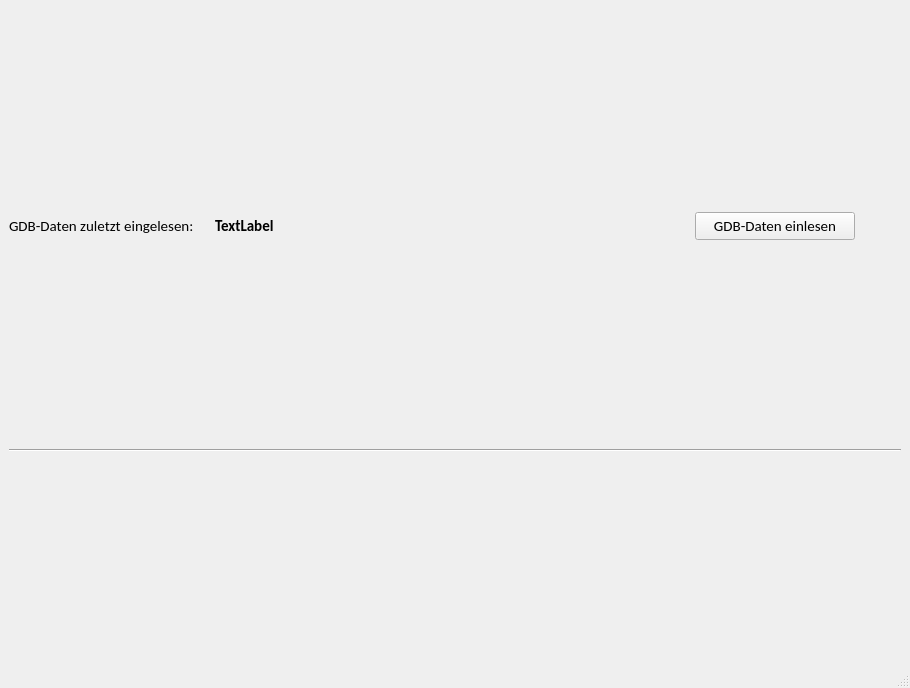
Above: core/scopes/gst/gst_zuordnung.ui from gidhoog/AlmGIS before the change. Below: the same form after it.
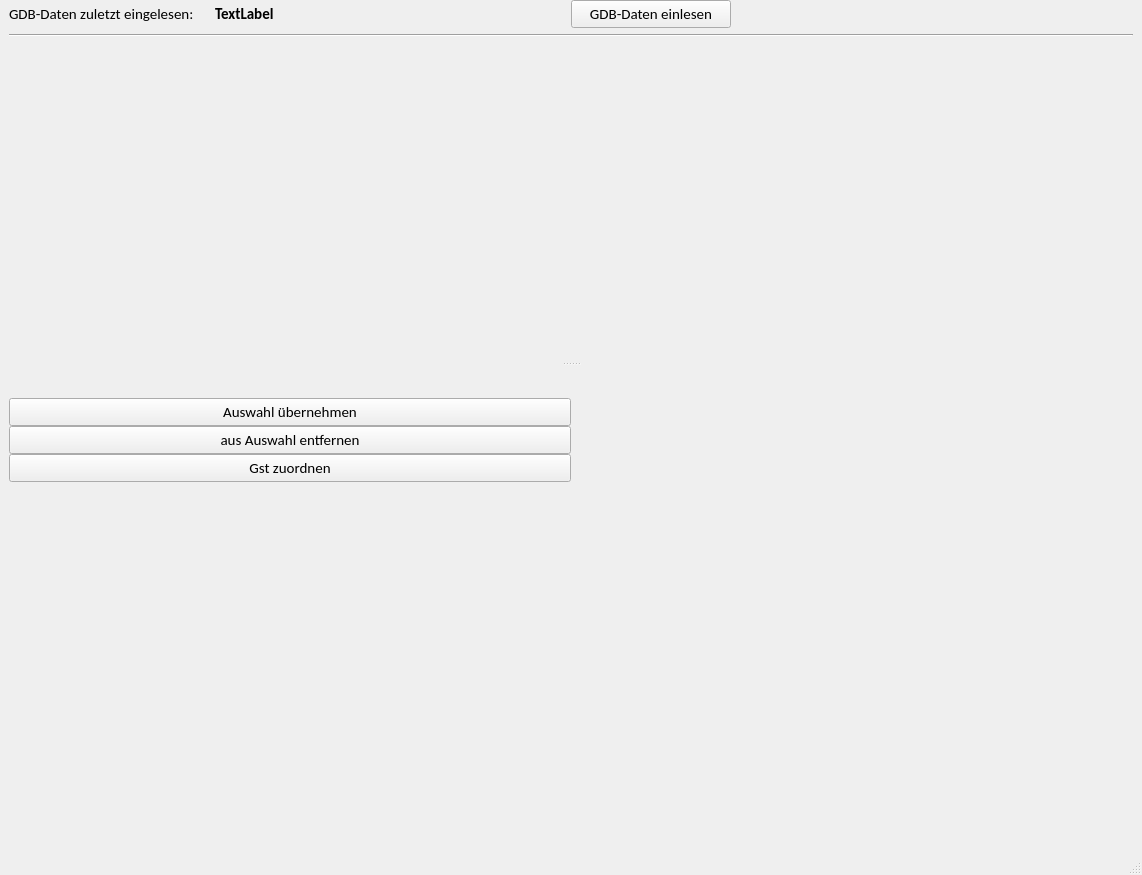
That is the form after the change. Icons and pictures are not drawn. Custom widgets are drawn as their Qt base class.

What changed in the file:
```diff
--- a/core/scopes/gst/gst_zuordnung.ui
+++ b/core/scopes/gst/gst_zuordnung.ui
@@ -6,71 +6,54 @@
    <rect>
     <x>0</x>
     <y>0</y>
-    <width>910</width>
-    <height>688</height>
+    <width>1142</width>
+    <height>875</height>
    </rect>
   </property>
   <property name="windowTitle">
    <string>MainWindow</string>
   </property>
   <widget class="QWidget" name="centralwidget">
-   <layout class="QVBoxLayout" name="uiCentralLayout">
-    <item>
-     <layout class="QHBoxLayout" name="uiHeaderHlay">
-      <item>
-       <widget class="QLabel" name="label">
-        <property name="maximumSize">
-         <size>
-          <width>200</width>
-          <height>16777215</height>
-         </size>
-        </property>
-        <property name="font">
-         <font>
-          <family>Calibri</family>
-          <pointsize>11</pointsize>
-         </font>
-        </property>
-        <property name="text">
-         <string>GDB-Daten zuletzt eingelesen:</string>
-        </property>
-       </widget>
+   <layout class="QVBoxLayout" name="verticalLayout_3">
+    <property name="topMargin">
+     <number>0</number>
+    </property>
+    <property name="bottomMargin">
+     <number>0</number>
+    </property>
+    <item>
+     <layout class="QHBoxLayout" name="uiHeaderHlay"/>
       </item>
       <item>
-       <widget class="QLabel" name="uiGdbDataTimeLbl">
-        <property name="font">
-         <font>
-          <family>Calibri</family>
-          <pointsize>11</pointsize>
-          <weight>75</weight>
-          <bold>true</bold>
-         </font>
-        </property>
-        <property name="text">
-         <string>TextLabel</string>
-        </property>
-       </widget>
-      </item>
-      <item>
-       <widget class="QPushButton" name="uiLoadGdbPbtn">
-        <property name="maximumSize">
-         <size>
-          <width>160</width>
-          <height>16777215</height>
-         </size>
-        </property>
-        <property name="font">
-         <font>
-          <family>Calibri</family>
-          <pointsize>11</pointsize>
-         </font>
-        </property>
-        <property name="text">
-         <string>GDB-Daten einlesen</string>
-        </property>
-       </widget>
-      </item>
-      <item>
+     <widget class="QSplitter" name="uiTableSplitter">
+      <property name="sizePolicy">
+       <sizepolicy hsizetype="Preferred" vsizetype="Expanding">
+        <horstretch>0</horstretch>
+        <verstretch>0</verstretch>
+       </sizepolicy>
+      </property>
+      <property name="midLineWidth">
+       <number>3</number>
+      </property>
+      <property name="orientation">
+       <enum>Qt::Vertical</enum>
+      </property>
+      <property name="opaqueResize">
+       <bool>true</bool>
+      </property>
+      <property name="childrenCollapsible">
+       <bool>false</bool>
+      </property>
+      <widget class="QWidget" name="gridLayoutWidget_3">
+       <layout class="QGridLayout" name="gridLayout_3">
+        <item row="2" column="0" colspan="4">
+         <layout class="QVBoxLayout" name="uiGstTableVLay">
+          <property name="topMargin">
+           <number>73</number>
+          </property>
+         </layout>
+        </item>
+        <item row="0" column="3">
        <widget class="QPushButton" name="uiOpenImpPathPbtn">
         <property name="sizePolicy">
          <sizepolicy hsizetype="Fixed" vsizetype="Fixed">
@@ -96,15 +79,201 @@
         </property>
        </widget>
       </item>
-     </layout>
-    </item>
+        <item row="0" column="2">
+         <widget class="QPushButton" name="uiLoadGdbPbtn">
+          <property name="maximumSize">
+           <size>
+            <width>160</width>
+            <height>16777215</height>
+           </size>
+          </property>
+          <property name="font">
+           <font>
+            <family>Calibri</family>
+            <pointsize>11</pointsize>
+           </font>
+          </property>
+          <property name="text">
+           <string>GDB-Daten einlesen</string>
+          </property>
+         </widget>
+        </item>
+        <item row="2" column="4">
+         <layout class="QVBoxLayout" name="verticalLayout_2">
     <item>
+           <widget class="InfoButton" name="uiInfoBtnGstTable" native="true"/>
+          </item>
+         </layout>
+        </item>
+        <item row="0" column="0">
+         <widget class="QLabel" name="label">
+          <property name="maximumSize">
+           <size>
+            <width>200</width>
+            <height>16777215</height>
+           </size>
+          </property>
+          <property name="font">
+           <font>
+            <family>Calibri</family>
+            <pointsize>11</pointsize>
+           </font>
+          </property>
+          <property name="text">
+           <string>GDB-Daten zuletzt eingelesen:</string>
+          </property>
+         </widget>
+        </item>
+        <item row="1" column="0" colspan="5">
      <widget class="Line" name="line">
       <property name="orientation">
        <enum>Qt::Horizontal</enum>
       </property>
      </widget>
     </item>
+        <item row="0" column="4">
+         <widget class="InfoButton" name="uiInfoBtnImport" native="true"/>
+        </item>
+        <item row="0" column="1">
+         <widget class="QLabel" name="uiGdbDataTimeLbl">
+          <property name="font">
+           <font>
+            <family>Calibri</family>
+            <pointsize>11</pointsize>
+            <weight>75</weight>
+            <bold>true</bold>
+           </font>
+          </property>
+          <property name="text">
+           <string>TextLabel</string>
+          </property>
+         </widget>
+        </item>
+       </layout>
+      </widget>
+      <widget class="QWidget" name="gridLayoutWidget_4">
+       <layout class="QGridLayout" name="gridLayout_4">
+        <property name="spacing">
+         <number>0</number>
+        </property>
+        <item row="2" column="1">
+         <widget class="QPushButton" name="uiRemoveGstPbtn">
+          <property name="font">
+           <font>
+            <family>Calibri</family>
+            <pointsize>11</pointsize>
+           </font>
+          </property>
+          <property name="text">
+           <string>aus Auswahl entfernen</string>
+          </property>
+          <property name="icon">
+           <iconset resource="../../../resources.qrc">
+            <normaloff>:/svg/resources/icons/white_cross_in_red_circle.svg</normaloff>:/svg/resources/icons/white_cross_in_red_circle.svg</iconset>
+          </property>
+          <property name="iconSize">
+           <size>
+            <width>35</width>
+            <height>35</height>
+           </size>
+          </property>
+         </widget>
+        </item>
+        <item row="2" column="2">
+         <widget class="InfoButton" name="uiInfoBtnRemoveGst" native="true"/>
+        </item>
+        <item row="3" column="2">
+         <widget class="InfoButton" name="uiInfoBtnMatchGst" native="true"/>
+        </item>
+        <item row="4" column="1">
+         <spacer name="verticalSpacer">
+          <property name="orientation">
+           <enum>Qt::Vertical</enum>
+          </property>
+          <property name="sizeHint" stdset="0">
+           <size>
+            <width>20</width>
+            <height>40</height>
+           </size>
+          </property>
+         </spacer>
+        </item>
+        <item row="3" column="1">
+         <widget class="QPushButton" name="uiMatchGstPbtn">
+          <property name="font">
+           <font>
+            <family>Calibri</family>
+            <pointsize>11</pointsize>
+           </font>
+          </property>
+          <property name="text">
+           <string>Gst zuordnen</string>
+          </property>
+          <property name="icon">
+           <iconset resource="../../../resources.qrc">
+            <normaloff>:/svg/resources/icons/tick_green.svg</normaloff>:/svg/resources/icons/tick_green.svg</iconset>
+          </property>
+          <property name="iconSize">
+           <size>
+            <width>35</width>
+            <height>35</height>
+           </size>
+          </property>
+         </widget>
+        </item>
+        <item row="1" column="1">
+         <widget class="QPushButton" name="uiSelectGstPbtn">
+          <property name="font">
+           <font>
+            <family>Calibri</family>
+            <pointsize>11</pointsize>
+           </font>
+          </property>
+          <property name="text">
+           <string>Auswahl übernehmen</string>
+          </property>
+          <property name="icon">
+           <iconset resource="../../../resources.qrc">
+            <normaloff>:/svg/resources/icons/arrow_down_blue.svg</normaloff>:/svg/resources/icons/arrow_down_blue.svg</iconset>
+          </property>
+          <property name="iconSize">
+           <size>
+            <width>35</width>
+            <height>35</height>
+           </size>
+          </property>
+         </widget>
+        </item>
+        <item row="1" column="2">
+         <widget class="InfoButton" name="uiInfoBtnSelectGst" native="true"/>
+        </item>
+        <item row="0" column="1">
+         <spacer name="verticalSpacer_2">
+          <property name="orientation">
+           <enum>Qt::Vertical</enum>
+          </property>
+          <property name="sizeType">
+           <enum>QSizePolicy::Fixed</enum>
+          </property>
+          <property name="sizeHint" stdset="0">
+           <size>
+            <width>20</width>
+            <height>32</height>
+           </size>
+          </property>
+         </spacer>
+        </item>
+        <item row="0" column="0" rowspan="5">
+         <layout class="QVBoxLayout" name="uiPreSelGstTableVLay">
+          <property name="spacing">
+           <number>0</number>
+          </property>
+         </layout>
+        </item>
+       </layout>
+      </widget>
+     </widget>
+    </item>
    </layout>
   </widget>
   <widget class="QMenuBar" name="menubar">
@@ -119,6 +288,14 @@
   </widget>
   <widget class="QStatusBar" name="statusbar"/>
  </widget>
+ <customwidgets>
+  <customwidget>
+   <class>InfoButton</class>
+   <extends>QWidget</extends>
+   <header>core/info_button</header>
+   <container>1</container>
+  </customwidget>
+ </customwidgets>
  <resources>
   <include location="../../../resources.qrc"/>
  </resources>
```
Left out of the diff: 2 changed lines with no effect on the pictures. Lines whose indentation alone changed are shown as unchanged.
